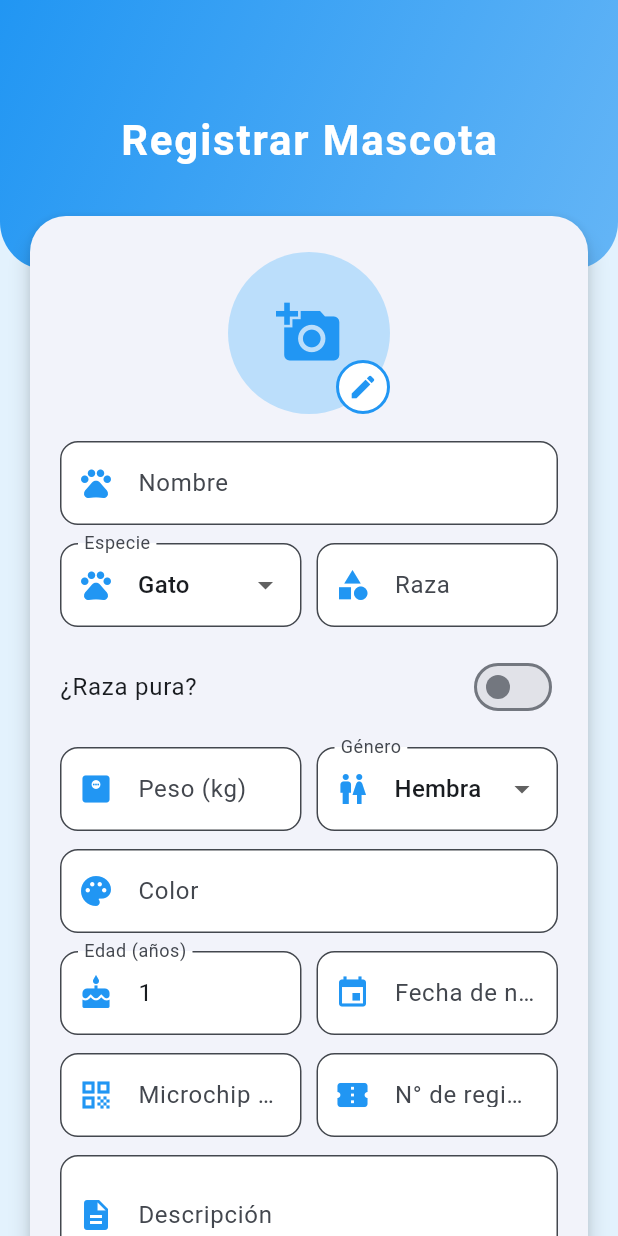
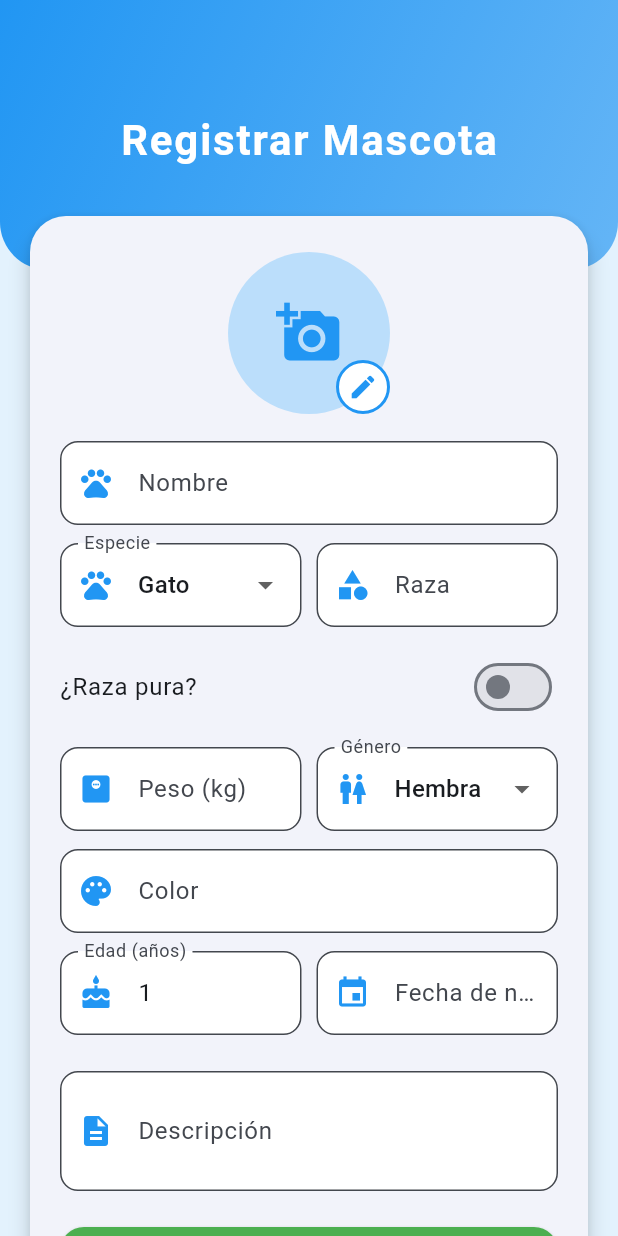
Before and after one commit to bassamasfur/MascotaApp, a Flutter app: the PetAppRoot screen opened by its route, on a phone screen of 412 x 824 dp. Run offline on Flutter 3.47's test engine with Material 3 defaults, Android fonts, the phone set to English and light mode, and no system bars; our stand-ins replace cached_network_image, image_picker, shared_preferences; accounts and stored records are empty.

Commit message:
chore: ocultar campos microchip y registro, mejoras de agenda

```diff
--- a/lib/root/pet_app_root.dart
+++ b/lib/root/pet_app_root.dart
@@ -97,9 +97,11 @@ class _PetAppRootState extends State<PetAppRoot> {
       return const Scaffold(body: Center(child: CircularProgressIndicator()));
     }
     if (_pets.isEmpty) {
+      // Mostrar el formulario solo para la PRIMERA mascota, luego volver a la lista
       return RegisterPetView(
         onPetRegistered: (pet) {
           _addPet(pet);
+          setState(() {}); // Fuerza reconstrucción para mostrar la lista
         },
       );
     }
--- a/lib/views/register_pet_view.dart
+++ b/lib/views/register_pet_view.dart
@@ -411,46 +411,46 @@ class _RegisterPetViewState extends State<RegisterPetView> {
                             ],
                           ),
                           const SizedBox(height: 12),
-                          // Microchip y registro
-                          Row(
-                            children: [
-                              Expanded(
-                                child: TextFormField(
-                                  controller: _microchipController,
-                                  decoration: InputDecoration(
-                                    labelText: 'Microchip (opcional)',
-                                    prefixIcon: const Icon(
-                                      Icons.qr_code,
-                                      color: Color(0xFF2196F3),
-                                    ),
-                                    border: OutlineInputBorder(
-                                      borderRadius: BorderRadius.circular(12),
-                                    ),
-                                    filled: true,
-                                    fillColor: Colors.white,
-                                  ),
-                                ),
-                              ),
-                              const SizedBox(width: 10),
-                              Expanded(
-                                child: TextFormField(
-                                  controller: _registrationController,
-                                  decoration: InputDecoration(
-                                    labelText: 'N° de registro (opcional)',
-                                    prefixIcon: const Icon(
-                                      Icons.confirmation_number,
-                                      color: Color(0xFF2196F3),
-                                    ),
-                                    border: OutlineInputBorder(
-                                      borderRadius: BorderRadius.circular(12),
-                                    ),
-                                    filled: true,
-                                    fillColor: Colors.white,
-                                  ),
-                                ),
-                              ),
-                            ],
-                          ),
+                          // Microchip y registro (ocultos por ahora)
+                          // Row(
+                          //   children: [
+                          //     Expanded(
+                          //       child: TextFormField(
+                          //         controller: _microchipController,
+                          //         decoration: InputDecoration(
+                          //           labelText: 'Microchip (opcional)',
+                          //           prefixIcon: const Icon(
+                          //             Icons.qr_code,
+                          //             color: Color(0xFF2196F3),
+                          //           ),
+                          //           border: OutlineInputBorder(
+                          //             borderRadius: BorderRadius.circular(12),
+                          //           ),
+                          //           filled: true,
+                          //           fillColor: Colors.white,
+                          //         ),
+                          //       ),
+                          //     ),
+                          //     const SizedBox(width: 10),
+                          //     Expanded(
+                          //       child: TextFormField(
+                          //         controller: _registrationController,
+                          //         decoration: InputDecoration(
+                          //           labelText: 'N° de registro (opcional)',
+                          //           prefixIcon: const Icon(
+                          //             Icons.confirmation_number,
+                          //             color: Color(0xFF2196F3),
+                          //           ),
+                          //           border: OutlineInputBorder(
+                          //             borderRadius: BorderRadius.circular(12),
+                          //           ),
+                          //           filled: true,
+                          //           fillColor: Colors.white,
+                          //         ),
+                          //       ),
+                          //     ),
+                          //   ],
+                          // ),
                           const SizedBox(height: 12),
                           // Descripción
                           TextFormField(
```
Also changed, not shown: lib/views/pet_list_view.dart (+1 -14 lines), lib/views/register_edit_pet_view.dart (+40 -40 lines).
